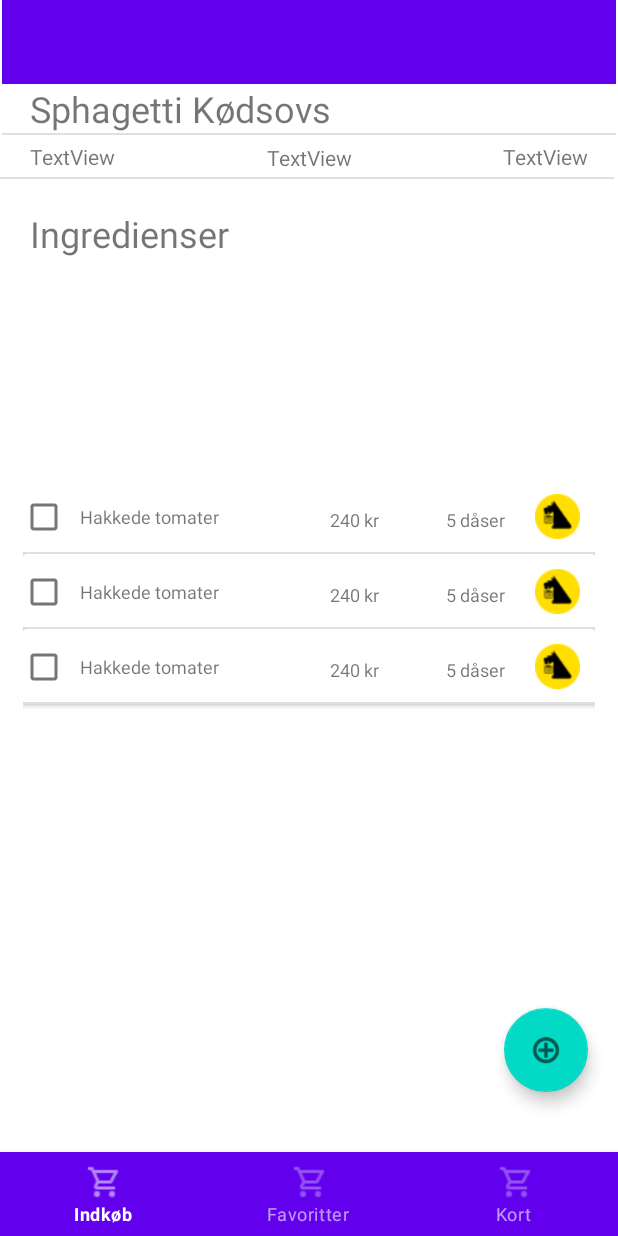
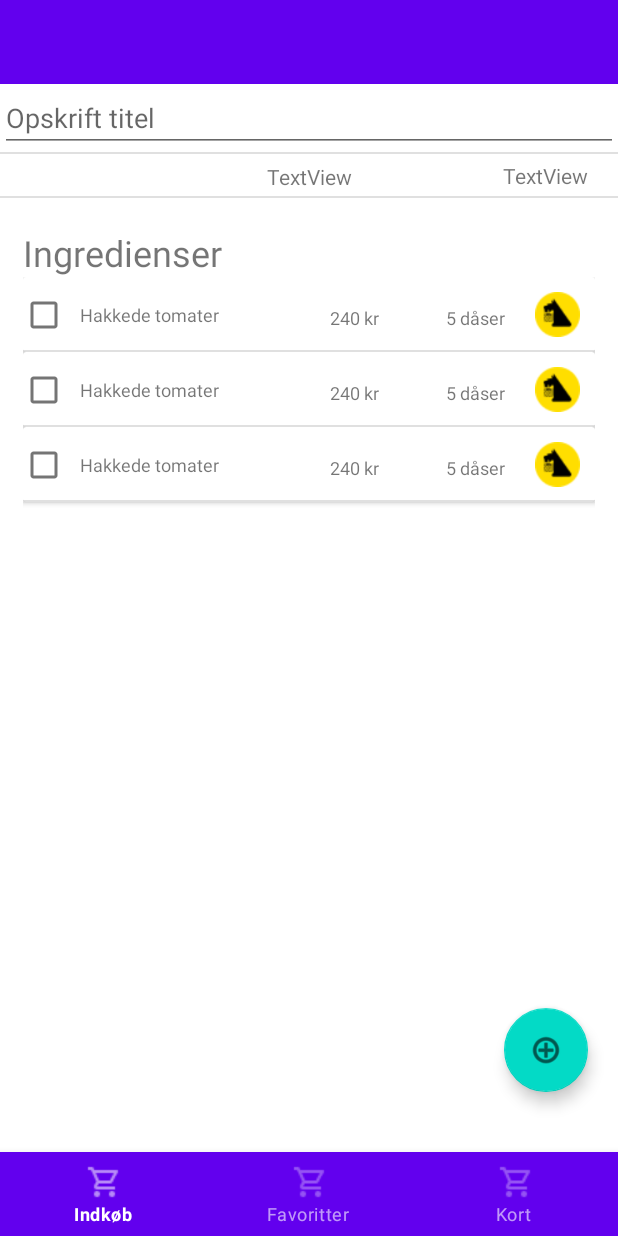
Before and after one commit to aleksanderlj/MadBudget, an Android app: the layout activity_create_recipes_wip.xml on its own in the app's theme, with its tools: preview values and no code run, on a phone screen of 412 x 824 dp. Run offline under Robolectric (Android 15) with nearby library versions, the phone set to English and light mode, and no system bars.

Commit message:
Opskrift kan nu laves

```diff
--- a/app/src/main/java/com/gruppe17/madbudget/AppDatabase.kt
+++ b/app/src/main/java/com/gruppe17/madbudget/AppDatabase.kt
@@ -9,7 +9,7 @@ import com.gruppe17.madbudget.models.Ingredient
 import com.gruppe17.madbudget.models.IngredientSelection
 import com.gruppe17.madbudget.models.Recipe
 
-@Database(entities = [Ingredient::class, Recipe::class, IngredientSelection::class], version = 5, exportSchema = false)
+@Database(entities = [Ingredient::class, Recipe::class, IngredientSelection::class], version = 6, exportSchema = false)
 abstract class AppDatabase : RoomDatabase() {
     abstract fun ingredientDao(): IngredientDAO
     abstract fun recipeDao(): RecipeDAO
--- a/app/src/main/java/com/gruppe17/madbudget/models/Recipe.kt
+++ b/app/src/main/java/com/gruppe17/madbudget/models/Recipe.kt
@@ -8,10 +8,9 @@ import androidx.room.PrimaryKey
 class Recipe(
     @PrimaryKey(autoGenerate = true) val recipeId: Int,
     @ColumnInfo(name = "recipe_name") var recipeName: String,
-    @ColumnInfo(name = "recipe_rating") var recipeRating: Int,
     @ColumnInfo(name = "recipe_time_to_make") var recipeTimeToMake: String,
-    @ColumnInfo(name = "recipe_price") var price: Int?,
+    @ColumnInfo(name = "recipe_price") var price: Double?,
     @ColumnInfo(name = "recipe_showed_distance") var showedDistance: Double?
 ) {
-    constructor() : this(0, "", 0, "", 0, 0.0)
+    constructor() : this(0, "", "", 0.0, 0.0)
 }
--- a/app/src/main/res/layout/activity_create_recipes_wip.xml
+++ b/app/src/main/res/layout/activity_create_recipes_wip.xml
@@ -18,39 +18,28 @@
 
     <androidx.appcompat.widget.Toolbar
         android:id="@+id/toolbar"
-        android:layout_width="409dp"
+        android:layout_width="0dp"
         android:layout_height="wrap_content"
         android:background="?attr/colorPrimary"
         android:minHeight="?attr/actionBarSize"
         android:theme="?attr/actionBarTheme"
         app:layout_constraintEnd_toEndOf="parent"
         app:layout_constraintStart_toStartOf="parent"
-        app:layout_constraintTop_toTopOf="parent" />
-
-    <TextView
-        android:id="@+id/recipe_list_rating"
-        android:layout_width="wrap_content"
-        android:layout_height="wrap_content"
-        android:layout_marginStart="20dp"
-        android:layout_marginTop="5dp"
-        android:layout_marginBottom="5dp"
-        android:text="TextView"
-        app:layout_constraintBottom_toTopOf="@+id/divider3"
-        app:layout_constraintStart_toStartOf="parent"
-        app:layout_constraintTop_toBottomOf="@+id/divider" />
+        app:layout_constraintTop_toTopOf="parent"
+        app:titleTextColor="@color/white" />
 
     <View
         android:id="@+id/divider"
-        android:layout_width="409dp"
+        android:layout_width="0dp"
         android:layout_height="1dp"
         android:background="?android:attr/listDivider"
         app:layout_constraintEnd_toEndOf="parent"
         app:layout_constraintStart_toStartOf="parent"
-        app:layout_constraintTop_toBottomOf="@+id/recipe_list_name" />
+        app:layout_constraintTop_toBottomOf="@+id/recipe_title" />
 
     <View
         android:id="@+id/divider3"
-        android:layout_width="409dp"
+        android:layout_width="0dp"
         android:layout_height="1dp"
         android:layout_marginTop="3dp"
         android:background="?android:attr/listDivider"
@@ -65,8 +54,8 @@
         android:layout_height="wrap_content"
         android:layout_marginTop="5dp"
         android:text="TextView"
-        app:layout_constraintEnd_toStartOf="@+id/recipe_list_time"
-        app:layout_constraintStart_toEndOf="@+id/recipe_list_rating"
+        app:layout_constraintEnd_toEndOf="parent"
+        app:layout_constraintStart_toStartOf="parent"
         app:layout_constraintTop_toBottomOf="@+id/divider" />
 
     <TextView
@@ -82,31 +71,20 @@
         app:layout_constraintTop_toBottomOf="@+id/divider" />
 
     <TextView
-        android:id="@+id/recipe_list_name"
-        android:layout_width="wrap_content"
-        android:layout_height="wrap_content"
-        android:layout_marginStart="20dp"
-        android:text="Sphagetti Kødsovs"
-        android:textSize="24sp"
-        app:layout_constraintStart_toStartOf="parent"
-        app:layout_constraintTop_toBottomOf="@+id/toolbar" />
-
-    <TextView
         android:id="@+id/ingredient_list_title"
         android:layout_width="wrap_content"
         android:layout_height="wrap_content"
-        android:layout_marginStart="20dp"
         android:layout_marginTop="20dp"
         android:text="Ingredienser"
         android:textSize="24sp"
-        app:layout_constraintStart_toStartOf="parent"
+        app:layout_constraintStart_toStartOf="@+id/ingredient_selection_list"
         app:layout_constraintTop_toBottomOf="@+id/divider3" />
 
 
     <androidx.recyclerview.widget.RecyclerView
         android:id="@+id/ingredient_selection_list"
         android:layout_width="match_parent"
-        android:layout_height="301dp"
+        android:layout_height="0dp"
         android:layout_marginStart="15dp"
         android:layout_marginEnd="15dp"
         app:layout_constraintBottom_toTopOf="@+id/navigation"
@@ -129,5 +107,16 @@
         app:layout_constraintEnd_toEndOf="parent"
         app:srcCompat="@android:drawable/ic_menu_add" />
 
+    <EditText
+        android:id="@+id/recipe_title"
+        android:layout_width="0dp"
+        android:layout_height="wrap_content"
+        android:ems="10"
+        android:hint="Opskrift titel"
+        android:inputType="textCapSentences"
+        app:layout_constraintEnd_toEndOf="parent"
+        app:layout_constraintStart_toStartOf="parent"
+        app:layout_constraintTop_toBottomOf="@+id/toolbar" />
+
 
 </androidx.constraintlayout.widget.ConstraintLayout>
```
Also changed, not shown: app/src/main/java/com/gruppe17/madbudget/CreateRecipeActivity.kt (+87 -5 lines), app/src/main/java/com/gruppe17/madbudget/Recipes.kt (+6 -6 lines), app/src/main/java/com/gruppe17/madbudget/Utility.kt (+15 -0 lines), app/src/main/res/layout/activity_create_ingredient.xml (deleted, +0 -42 lines), app/src/main/res/layout/activity_create_recipes.xml (deleted, +0 -64 lines), app/src/main/res/layout/activity_recipe.xml (deleted, +0 -47 lines).
